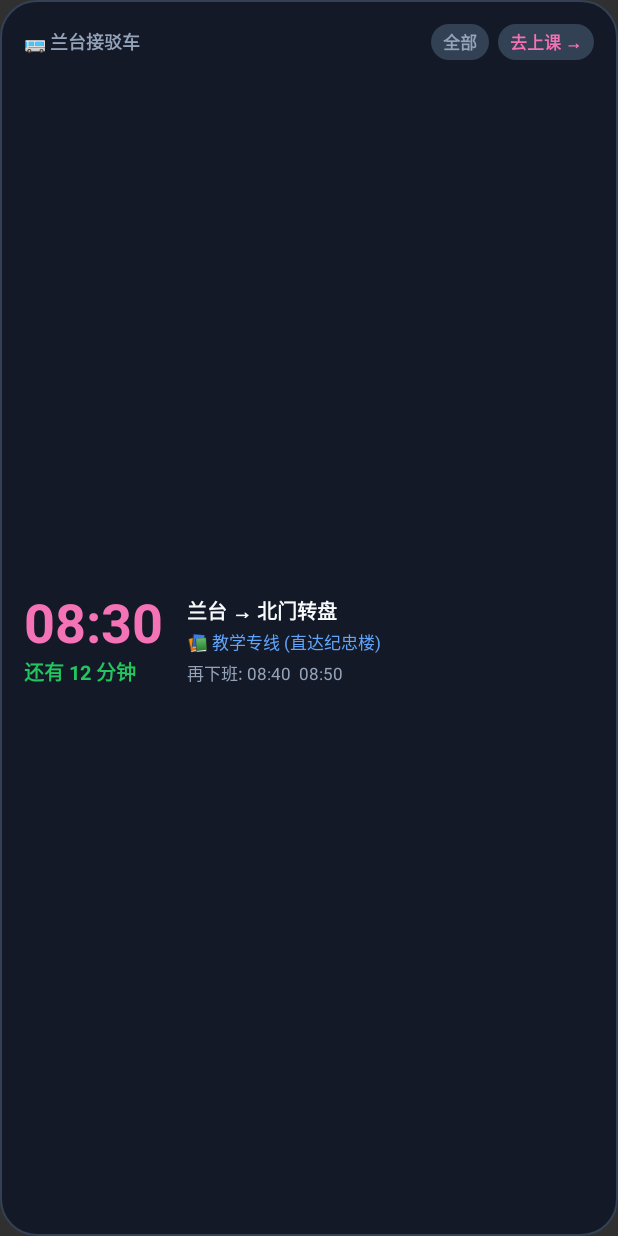
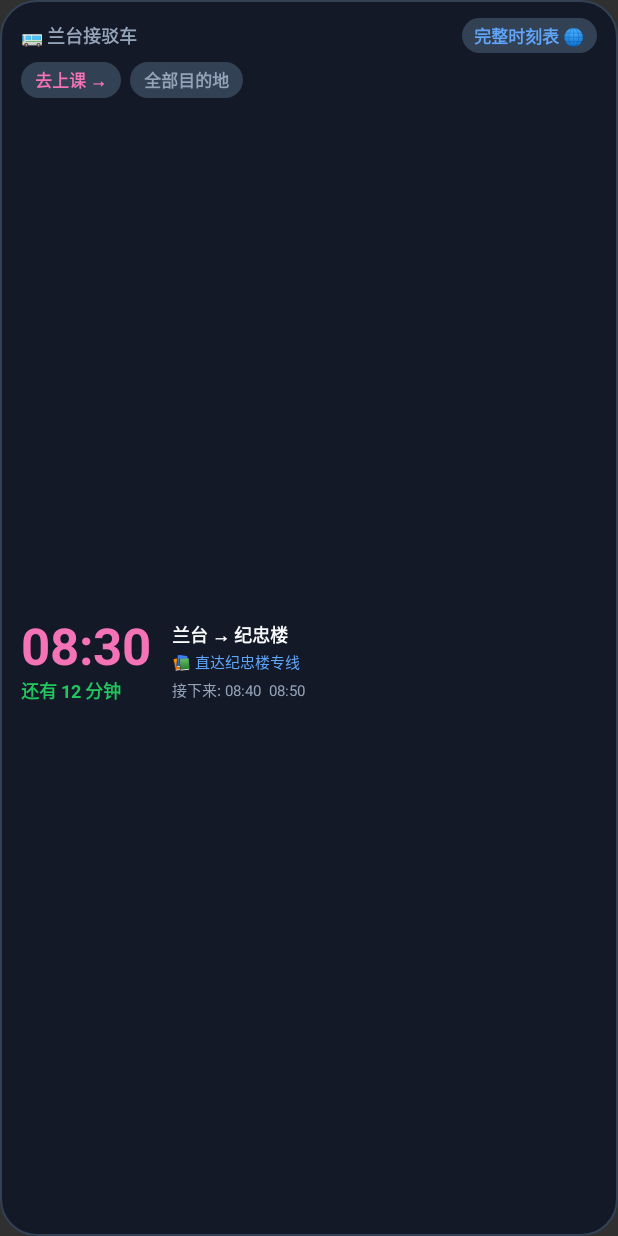
Before and after one commit to bourgjavisdes29990-ctrl/seu-shuttle, an Android app: the layout widget_shuttle.xml on its own in the app's theme, with its tools: preview values and no code run, on a phone screen of 412 x 824 dp. Run offline under Robolectric (Android 15) with nearby library versions, the phone set to English and light mode, and no system bars.

Commit message:
Update widget to v1.2: add web link button, rename to all destinations, fix morning Jizhong return buses

```diff
--- a/android/app/build.gradle
+++ b/android/app/build.gradle
@@ -8,8 +8,8 @@ android {
         applicationId "edu.seu.shuttle"
         minSdk 26
         targetSdk 33
-        versionCode 2
-        versionName "1.1"
+        versionCode 3
+        versionName "1.2"
     }
 
     buildTypes {
--- a/android/app/src/main/res/layout/activity_main.xml
+++ b/android/app/src/main/res/layout/activity_main.xml
@@ -25,7 +25,7 @@
         android:layout_width="wrap_content"
         android:layout_height="wrap_content"
         android:layout_marginTop="4dp"
-        android:text="桌面小部件 v1.1"
+        android:text="桌面小部件 v1.2"
         android:textColor="#64748b"
         android:textSize="13sp" />
 
--- a/android/app/src/main/res/layout/widget_shuttle.xml
+++ b/android/app/src/main/res/layout/widget_shuttle.xml
@@ -5,9 +5,12 @@
     android:layout_height="match_parent"
     android:background="@drawable/widget_bg"
     android:orientation="vertical"
-    android:padding="16dp">
+    android:paddingStart="14dp"
+    android:paddingTop="12dp"
+    android:paddingEnd="14dp"
+    android:paddingBottom="12dp">
 
-    <!-- Top Bar: Title & Direction & Jizhonglou Switcher Buttons -->
+    <!-- Top Bar: Title & Open Web Button -->
     <LinearLayout
         android:layout_width="match_parent"
         android:layout_height="wrap_content"
@@ -23,9 +26,9 @@
             android:textSize="12sp"
             android:textStyle="bold" />
 
-        <!-- Jizhonglou Quick Filter Button -->
+        <!-- Open Web Button -->
         <TextView
-            android:id="@+id/btn_toggle_jizhong"
+            android:id="@+id/btn_open_web"
             android:layout_width="wrap_content"
             android:layout_height="wrap_content"
             android:background="@drawable/pill_btn_bg"
@@ -33,24 +36,49 @@
             android:paddingTop="3dp"
             android:paddingEnd="8dp"
             android:paddingBottom="3dp"
-            android:text="全部"
-            android:textColor="@color/text_secondary"
+            android:text="完整时刻表 🌐"
+            android:textColor="@color/accent_blue"
             android:textSize="11sp"
             android:textStyle="bold" />
+
+    </LinearLayout>
+
+    <!-- Controls Bar: Direction & Destination Filter -->
+    <LinearLayout
+        android:layout_width="match_parent"
+        android:layout_height="wrap_content"
+        android:layout_marginTop="6dp"
+        android:gravity="center_vertical"
+        android:orientation="horizontal">
 
         <!-- Switch Direction Button -->
         <TextView
             android:id="@+id/btn_toggle_dir"
             android:layout_width="wrap_content"
             android:layout_height="wrap_content"
-            android:layout_marginStart="6dp"
             android:background="@drawable/pill_btn_bg"
-            android:paddingStart="8dp"
+            android:paddingStart="9dp"
             android:paddingTop="3dp"
-            android:paddingEnd="8dp"
+            android:paddingEnd="9dp"
             android:paddingBottom="3dp"
             android:text="去上课 →"
             android:textColor="@color/accent_pink"
+            android:textSize="11sp"
+            android:textStyle="bold" />
+
+        <!-- Destination Filter Button: 全部目的地 / 🏫 纪忠楼 -->
+        <TextView
+            android:id="@+id/btn_toggle_jizhong"
+            android:layout_width="wrap_content"
+            android:layout_height="wrap_content"
+            android:layout_marginStart="6dp"
+            android:background="@drawable/pill_btn_bg"
+            android:paddingStart="9dp"
+            android:paddingTop="3dp"
+            android:paddingEnd="9dp"
+            android:paddingBottom="3dp"
+            android:text="全部目的地"
+            android:textColor="@color/text_secondary"
             android:textSize="11sp"
             android:textStyle="bold" />
 
@@ -63,7 +91,7 @@
         android:layout_weight="1"
         android:gravity="center_vertical"
         android:orientation="horizontal"
-        android:layout_marginTop="6dp">
+        android:layout_marginTop="4dp">
 
         <!-- Time & Countdown -->
         <LinearLayout
@@ -77,7 +105,7 @@
                 android:layout_height="wrap_content"
                 android:text="08:30"
                 android:textColor="@color/accent_pink"
-                android:textSize="36sp"
+                android:textSize="34sp"
                 android:textStyle="bold"
                 android:includeFontPadding="false" />
 
@@ -87,7 +115,7 @@
                 android:layout_height="wrap_content"
                 android:text="还有 12 分钟"
                 android:textColor="@color/badge_ok"
-                android:textSize="13sp"
+                android:textSize="12sp"
                 android:textStyle="bold" />
 
         </LinearLayout>
@@ -96,7 +124,7 @@
         <LinearLayout
             android:layout_width="0dp"
             android:layout_height="wrap_content"
-            android:layout_marginStart="16dp"
+            android:layout_marginStart="14dp"
             android:layout_weight="1"
             android:orientation="vertical">
 
@@ -104,9 +132,9 @@
                 android:id="@+id/tv_route_title"
                 android:layout_width="wrap_content"
                 android:layout_height="wrap_content"
-                android:text="兰台 → 北门转盘"
+                android:text="兰台 → 纪忠楼"
                 android:textColor="@color/text_primary"
-                android:textSize="13sp"
+                android:textSize="12sp"
                 android:textStyle="bold" />
 
             <TextView
@@ -114,18 +142,18 @@
                 android:layout_width="wrap_content"
                 android:layout_height="wrap_content"
                 android:layout_marginTop="2dp"
-                android:text="📚 教学专线 (直达纪忠楼)"
+                android:text="📚 直达纪忠楼专线"
                 android:textColor="@color/accent_blue"
-                android:textSize="11sp" />
+                android:textSize="10sp" />
 
             <TextView
                 android:id="@+id/tv_upcoming"
                 android:layout_width="wrap_content"
                 android:layout_height="wrap_content"
-                android:layout_marginTop="4dp"
-                android:text="再下班: 08:40  08:50"
+                android:layout_marginTop="3dp"
+                android:text="接下来: 08:40  08:50"
                 android:textColor="@color/text_secondary"
-                android:textSize="11sp" />
+                android:textSize="10sp" />
 
         </LinearLayout>
 
```
Also changed, not shown: android/app/src/main/java/edu/seu/shuttle/ScheduleData.java (+16 -15 lines), android/app/src/main/java/edu/seu/shuttle/ShuttleWidgetProvider.java (+11 -2 lines), 3 other files.
